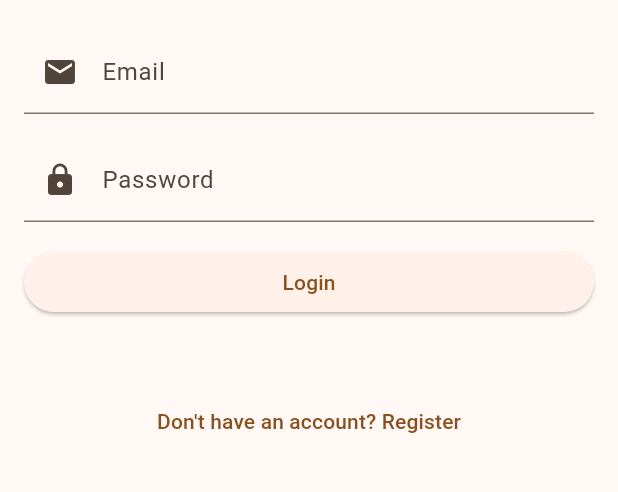
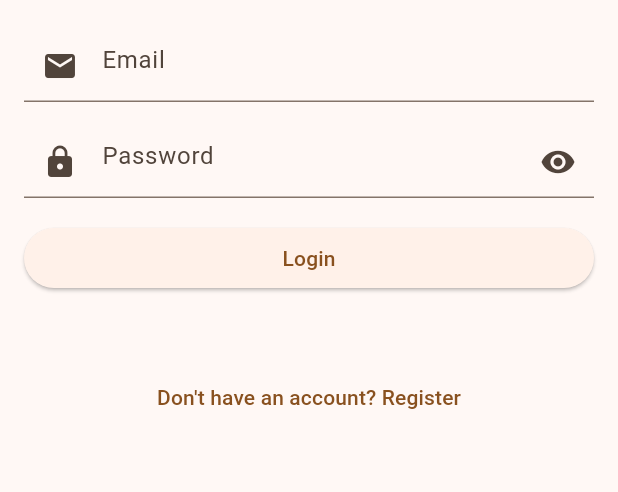
Before and after one commit to eunannana/HealthHub, a Flutter app: the screen it shows after launch, on a phone screen of 412 x 824 dp, the part 159-651 px from its top. Run offline on Flutter 3.47's test engine with Material 2 defaults, Android fonts, the phone set to English and light mode, and no system bars; our stand-ins replace cloud_firestore, dropdown_search, firebase_auth, firebase_core; accounts and stored records are empty.

Commit message:
Update login.dart

```diff
--- a/lib/view/login.dart
+++ b/lib/view/login.dart
@@ -18,6 +18,7 @@ class _LoginPageState extends State<LoginPage> {
   final TextEditingController _emailController = TextEditingController();
   final TextEditingController _passwordController = TextEditingController();
   String _errorMessage = '';
+   bool _obscurePassword = true;
 
   @override
   Widget build(BuildContext context) {
@@ -41,14 +42,28 @@ class _LoginPageState extends State<LoginPage> {
               const SizedBox(height: 20),
               TextFormField(
                 controller: _emailController,
-                decoration: const InputDecoration(labelText: 'Email',
+                decoration: const InputDecoration(
+                      hintText: 'Email',
                 prefixIcon: Icon(Icons.email)),
               ),
               const SizedBox(height: 16.0),
-              TextFormField(
+               TextFormField(
                 controller: _passwordController,
-                obscureText: true,
-                decoration: const InputDecoration(labelText: 'Password',prefixIcon: Icon(Icons.lock)),
+                obscureText: _obscurePassword,
+                decoration: InputDecoration(
+                  hintText: 'Password',
+                  prefixIcon: const Icon(Icons.lock),
+                  suffixIcon: IconButton(
+                    icon: Icon(
+                      _obscurePassword ? Icons.visibility : Icons.visibility_off,
+                    ),
+                    onPressed: () {
+                      setState(() {
+                        _obscurePassword = !_obscurePassword;
+                      });
+                    },
+                  ),
+                ),
               ),
               const SizedBox(height: 16.0),
               ElevatedButton(
```
